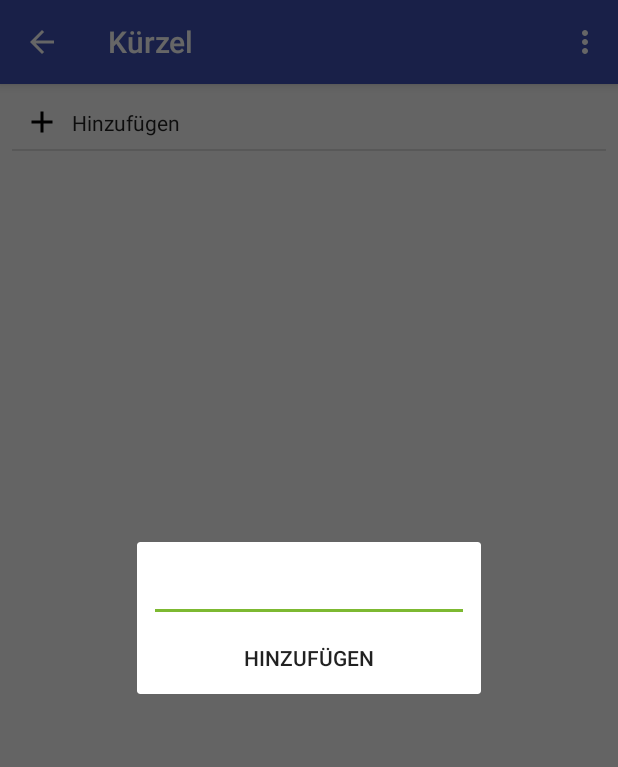
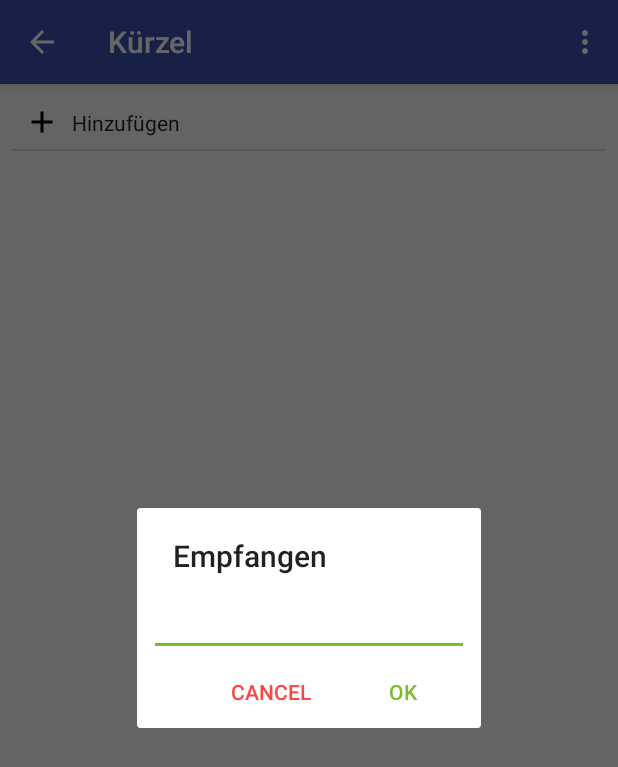
Before and after one commit to TecCheck/TG-Vertretung, an Android app: the SubjectSymbolsActivity screen opened directly, with no data from a screen before it, in the options menu, after a tap on "Empfangen", on a phone screen of 412 x 824 dp. Shown: the top 767 px of the screen. Run offline under Robolectric (Android 15) with nearby library versions, the phone set to English and light mode, and no system bars.

Commit message:
Made all Dialogs to AppCompatDialogs + added some buttons

```diff
--- a/app/src/main/java/de/coop/tgvertretung/activity/SubjectSymbolsActivity.java
+++ b/app/src/main/java/de/coop/tgvertretung/activity/SubjectSymbolsActivity.java
@@ -1,9 +1,9 @@
 package de.coop.tgvertretung.activity;
 
-import android.app.Dialog;
 import android.os.Bundle;
 import android.support.annotation.NonNull;
 import android.support.design.widget.Snackbar;
+import android.support.v7.app.AppCompatDialog;
 import android.support.v7.app.ActionBar;
 import android.support.v7.app.AppCompatActivity;
 import android.support.v7.widget.LinearLayoutManager;
@@ -27,7 +27,7 @@ import de.coop.tgvertretung.utils.Settings;
 public class SubjectSymbolsActivity extends AppCompatActivity implements View.OnClickListener, RecyclerItemClickListener.OnItemClickListener {
 
     private RecyclerView recyclerView = null;
-    private Dialog dialog = null;
+    private AppCompatDialog dialog = null;
     private Button button = null;
     private Button removeButton = null;
 
@@ -51,7 +51,7 @@ public class SubjectSymbolsActivity extends AppCompatActivity implements View.On
         recyclerView.setLayoutManager(manager);
         recyclerView.addOnItemTouchListener(recyclerItemClickListener);
 
-        dialog = new Dialog(this);
+        dialog = new AppCompatDialog(this);
         dialog.setContentView(R.layout.dialog_symbol_add);
         dialog.setTitle(R.string.add_symbol);
         dialog.setCancelable(true);
@@ -138,31 +138,32 @@ public class SubjectSymbolsActivity extends AppCompatActivity implements View.On
     public void onLongItemClick(View view, int position) {}
 
     public void share(){
-        Dialog dialog = new Dialog(this);
+        AppCompatDialog dialog = new AppCompatDialog(this);
         dialog.setContentView(R.layout.dialog_share_time_table);
         dialog.setTitle(R.string.share);
         dialog.setCancelable(true);
+        Button ok = dialog.findViewById(R.id.button);
+        ok.setOnClickListener(v -> dialog.dismiss());
         EditText editText = dialog.findViewById(R.id.editText);
         editText.setText(Settings.settings.symbols.getJson());
         dialog.show();
     }
 
     public void receive(){
-        Dialog dialog = new Dialog(this);
+        AppCompatDialog dialog = new AppCompatDialog(this);
         dialog.setContentView(R.layout.dialog_receive_time_table);
         dialog.setTitle(R.string.receive);
         dialog.setCancelable(true);
         EditText editText = dialog.findViewById(R.id.editText);
         Button button = dialog.findViewById(R.id.button);
+        Button cancel = dialog.findViewById(R.id.button2);
+        cancel.setOnClickListener(v -> dialog.dismiss());
         button.setOnClickListener(v -> {
             String s = editText.getText().toString();
-            try{
-                Settings.settings.symbols.readJson(s);
+            if(Settings.settings.symbols.readJson(s))
                 dialog.dismiss();
-            }catch (Exception e){
+            else
                 editText.setError(getString(R.string.wrong_json));
-                e.printStackTrace();
-            }
         });
         dialog.show();
     }
--- a/app/src/main/res/layout/dialog_receive_time_table.xml
+++ b/app/src/main/res/layout/dialog_receive_time_table.xml
@@ -2,6 +2,7 @@
 <LinearLayout
     xmlns:android="http://schemas.android.com/apk/res/android"
     xmlns:app="http://schemas.android.com/apk/res-auto"
+    xmlns:tools="http://schemas.android.com/tools"
     android:layout_width="match_parent"
     android:layout_height="wrap_content"
     android:layout_marginStart="8dp"
@@ -34,12 +35,36 @@
         </LinearLayout>
     </ScrollView>
 
-    <Button
-        android:id="@+id/button"
-        style="@style/Widget.AppCompat.Button.Borderless"
+    <android.support.constraint.ConstraintLayout
+        android:id="@+id/linearLayout"
         android:layout_width="match_parent"
         android:layout_height="wrap_content"
-        android:layout_weight="1"
-        android:text="@string/add" />
+        android:orientation="horizontal"
+        app:layout_constraintBottom_toTopOf="@+id/button2"
+        app:layout_constraintTop_toTopOf="@+id/button2">
+
+        <Button
+            android:id="@+id/button2"
+            style="@style/Widget.AppCompat.Button.Borderless.Colored"
+            android:layout_width="wrap_content"
+            android:layout_height="wrap_content"
+            android:text="@android:string/cancel"
+            android:textColor="@android:color/holo_red_light"
+            app:layout_constraintEnd_toStartOf="@+id/button"
+            app:layout_constraintTop_toTopOf="parent"
+            tools:layout_conversion_absoluteHeight="48dp"
+            tools:layout_conversion_absoluteWidth="88dp" />
+
+        <Button
+            android:id="@+id/button"
+            style="@style/Widget.AppCompat.Button.Borderless.Colored"
+            android:layout_width="wrap_content"
+            android:layout_height="wrap_content"
+            android:text="@android:string/ok"
+            app:layout_constraintEnd_toEndOf="parent"
+            app:layout_constraintTop_toTopOf="parent"
+            tools:layout_conversion_absoluteHeight="48dp"
+            tools:layout_conversion_absoluteWidth="88dp" />
+    </android.support.constraint.ConstraintLayout>
 
 </LinearLayout>
--- a/app/src/main/res/layout/dialog_symbol_add.xml
+++ b/app/src/main/res/layout/dialog_symbol_add.xml
@@ -66,17 +66,17 @@
         android:layout_width="wrap_content"
         android:layout_height="wrap_content"
         android:layout_marginTop="8dp"
-        android:layout_marginEnd="16dp"
+        android:layout_marginEnd="8dp"
         android:text="@android:string/ok"
         app:layout_constraintEnd_toEndOf="parent"
         app:layout_constraintTop_toBottomOf="@+id/linearLayout3" />
 
     <Button
         android:id="@+id/buttonRemove"
-        style="@style/Widget.AppCompat.Button.Borderless.Colored"
+        style="@style/Widget.AppCompat.Button.Borderless"
         android:layout_width="wrap_content"
         android:layout_height="wrap_content"
-        android:layout_marginStart="16dp"
+        android:layout_marginStart="8dp"
         android:layout_marginTop="8dp"
         android:text="@string/remove"
         android:textColor="@android:color/holo_red_light"
```
Also changed, not shown: app/src/main/java/de/coop/tgvertretung/activity/TimeTableActivity.java (+7 -3 lines), app/src/main/java/de/coop/tgvertretung/utils/SubjectSymbols.java (+7 -3 lines), app/src/main/res/layout/dialog_share_time_table.xml (+20 -0 lines).
